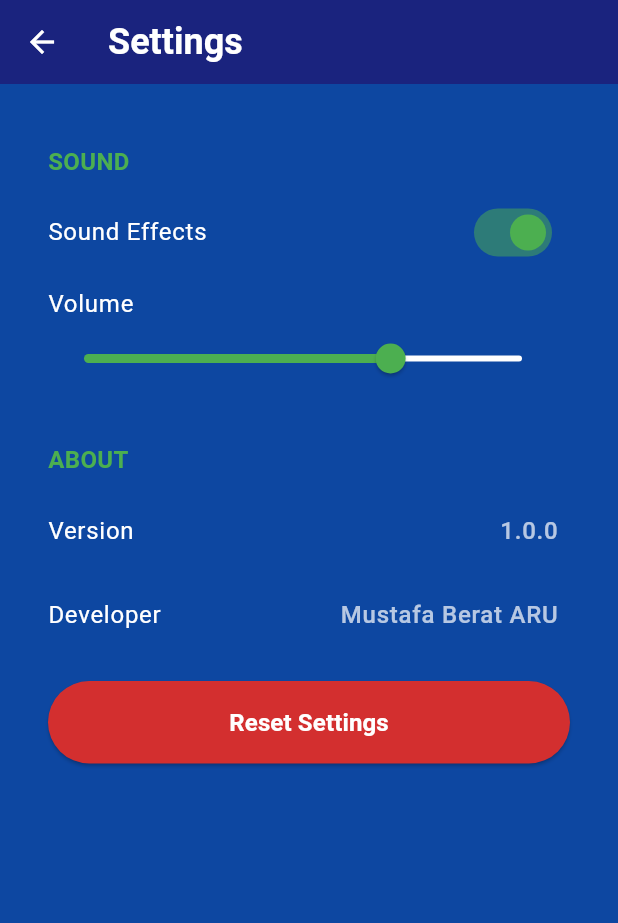
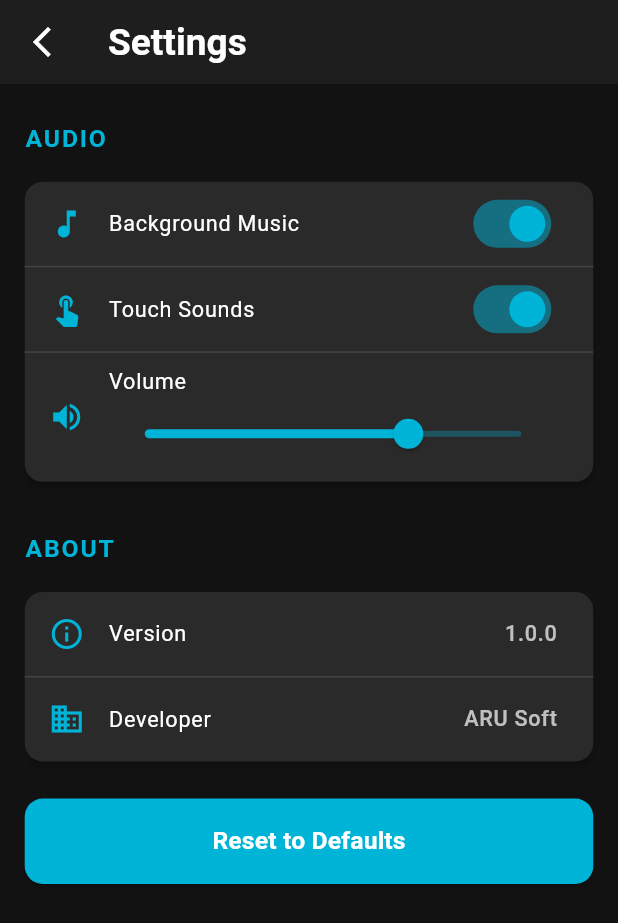
Before and after one commit to mustafaberat/click-battle-game, a Flutter app: the SettingsScreen screen opened by its route, on a phone screen of 412 x 824 dp. Shown: the top 923 px of the screen. Run offline on Flutter 3.47's test engine with Material 3 defaults, Android fonts, the phone set to English and light mode, and no system bars; our stand-ins replace shared_preferences; accounts and stored records are empty.

Commit message:
good design

```diff
--- a/lib/screens/settings/settings_screen.dart
+++ b/lib/screens/settings/settings_screen.dart
@@ -5,6 +5,25 @@ import 'package:clickbattle/services/settings_service.dart';
 
 class SettingsScreen extends StatelessWidget {
   const SettingsScreen({Key? key}) : super(key: key);
+
+  Widget _buildSectionHeader(BuildContext context, String title) {
+    return Padding(
+      padding: EdgeInsets.fromLTRB(
+        AppDimensions.padding(context),
+        AppDimensions.padding(context) * 1.5,
+        AppDimensions.padding(context),
+        AppDimensions.padding(context) * 0.5,
+      ),
+      child: Text(
+        title.toUpperCase(),
+        style: AppTextStyles.subtitle(context).copyWith(
+          color: AppColors.accent,
+          fontWeight: FontWeight.w600,
+          letterSpacing: 1.2,
+        ),
+      ),
+    );
+  }
 
   @override
   Widget build(BuildContext context) {
@@ -14,47 +33,90 @@ class SettingsScreen extends StatelessWidget {
           appBar: AppBar(
             title: Text(
               'Settings',
-              style: AppTextStyles.title(context),
+              style: AppTextStyles.title(context).copyWith(
+                fontWeight: FontWeight.w600,
+              ),
             ),
             backgroundColor: AppColors.primary,
             elevation: 0,
             leading: IconButton(
-              icon: Icon(Icons.arrow_back, color: Colors.white),
+              icon: const Icon(Icons.arrow_back_ios_new, color: Colors.white),
               onPressed: () => Navigator.pop(context),
             ),
           ),
           body: Container(
             color: AppColors.background,
             child: ListView(
-              padding: EdgeInsets.all(AppDimensions.padding(context)),
               children: [
-                // Sound Settings Section
-                _buildSectionHeader(context, 'Sound'),
+                // Audio Settings Section
+                _buildSectionHeader(context, 'Audio'),
+                Card(
+                  margin: EdgeInsets.symmetric(
+                    horizontal: AppDimensions.padding(context),
+                    vertical: AppDimensions.padding(context) * 0.5,
+                  ),
+                  color: AppColors.cardBackground,
+                  elevation: 2,
+                  shape: RoundedRectangleBorder(
+                    borderRadius: BorderRadius.circular(12),
+                  ),
+                  child: Column(
+                    children: [
                       SwitchListTile(
                         title: Text(
-                    'Sound Effects',
+                          'Background Music',
                           style: AppTextStyles.body(context),
                         ),
-                  value: settings.soundEnabled,
-                  onChanged: (value) => settings.setSoundEnabled(value),
+                        secondary: const Icon(Icons.music_note, color: AppColors.accent),
+                        value: settings.backgroundMusicEnabled,
+                        onChanged: (value) => settings.setBackgroundMusicEnabled(value),
                         activeColor: AppColors.accent,
                       ),
-                if (settings.soundEnabled)
+                      const Divider(height: 1, color: Colors.white12),
+                      SwitchListTile(
+                        title: Text(
+                          'Touch Sounds',
+                          style: AppTextStyles.body(context),
+                        ),
+                        secondary: const Icon(Icons.touch_app, color: AppColors.accent),
+                        value: settings.touchSoundEnabled,
+                        onChanged: (value) => settings.setTouchSoundEnabled(value),
+                        activeColor: AppColors.accent,
+                      ),
+                      const Divider(height: 1, color: Colors.white12),
                       ListTile(
                         title: Text(
                           'Volume',
                           style: AppTextStyles.body(context),
                         ),
+                        leading: const Icon(Icons.volume_up, color: AppColors.accent),
                         subtitle: Slider(
-                      value: settings.soundVolume,
-                      onChanged: (value) => settings.setSoundVolume(value),
+                          value: settings.volume,
+                          onChanged: (value) => settings.setVolume(value),
                           activeColor: AppColors.accent,
+                          inactiveColor: AppColors.accent.withOpacity(0.3),
+                        ),
+                      ),
+                    ],
                   ),
                 ),
 
                 // About Section
                 _buildSectionHeader(context, 'About'),
+                Card(
+                  margin: EdgeInsets.symmetric(
+                    horizontal: AppDimensions.padding(context),
+                    vertical: AppDimensions.padding(context) * 0.5,
+                  ),
+                  color: AppColors.cardBackground,
+                  elevation: 2,
+                  shape: RoundedRectangleBorder(
+                    borderRadius: BorderRadius.circular(12),
+                  ),
+                  child: Column(
+                    children: [
                       ListTile(
+                        leading: const Icon(Icons.info_outline, color: AppColors.accent),
                         title: Text(
                           'Version',
                           style: AppTextStyles.body(context),
@@ -66,56 +128,48 @@ class SettingsScreen extends StatelessWidget {
                           ),
                         ),
                       ),
+                      const Divider(height: 1, color: Colors.white12),
                       ListTile(
+                        leading: const Icon(Icons.business, color: AppColors.accent),
                         title: Text(
                           'Developer',
                           style: AppTextStyles.body(context),
                         ),
                         trailing: Text(
-                    'Mustafa Berat ARU',
+                          'ARU Soft',
                           style: AppTextStyles.body(context).copyWith(
                             color: Colors.white70,
                           ),
                         ),
                       ),
+                    ],
+                  ),
+                ),
 
                 // Reset Settings Button
                 Padding(
-                  padding: EdgeInsets.symmetric(
-                    horizontal: AppDimensions.padding(context),
-                    vertical: AppDimensions.padding(context),
+                  padding: EdgeInsets.all(AppDimensions.padding(context)),
+                  child: ElevatedButton(
+                    onPressed: () {
+                      settings.resetToDefaults();
+                      ScaffoldMessenger.of(context).showSnackBar(
+                        const SnackBar(
+                          content: Text('Settings reset to defaults'),
+                          behavior: SnackBarBehavior.floating,
                         ),
-                  child: ElevatedButton(
+                      );
+                    },
                     style: ElevatedButton.styleFrom(
-                      backgroundColor: AppColors.error,
+                      backgroundColor: AppColors.accent,
                       padding: EdgeInsets.symmetric(
                         vertical: AppDimensions.padding(context),
                       ),
+                      shape: RoundedRectangleBorder(
+                        borderRadius: BorderRadius.circular(12),
                       ),
-                    onPressed: () {
-                      showDialog(
-                        context: context,
-                        builder: (context) => AlertDialog(
-                          title: Text('Reset Settings?'),
-                          content: Text('This will restore all settings to their default values.'),
-                          actions: [
-                            TextButton(
-                              onPressed: () => Navigator.pop(context),
-                              child: Text('Cancel'),
                     ),
-                            TextButton(
-                              onPressed: () {
-                                settings.resetToDefaults();
-                                Navigator.pop(context);
-                              },
-                              child: Text('Reset'),
-                            ),
-                          ],
-                        ),
-                      );
-                    },
                     child: Text(
-                      'Reset Settings',
+                      'Reset to Defaults',
                       style: AppTextStyles.button(context),
                     ),
                   ),
@@ -127,22 +181,4 @@ class SettingsScreen extends StatelessWidget {
       },
     );
   }
-
-  Widget _buildSectionHeader(BuildContext context, String title) {
-    return Padding(
-      padding: EdgeInsets.fromLTRB(
-        AppDimensions.padding(context),
-        AppDimensions.padding(context) * 1.5,
-        AppDimensions.padding(context),
-        AppDimensions.padding(context) * 0.5,
-      ),
-      child: Text(
-        title.toUpperCase(),
-        style: AppTextStyles.heading(context).copyWith(
-          color: AppColors.accent,
-          fontSize: AppDimensions.bodyFontSize(context),
-        ),
-      ),
-    );
 }
-}
--- a/lib/services/settings_service.dart
+++ b/lib/services/settings_service.dart
@@ -2,34 +2,46 @@ import 'package:flutter/material.dart';
 import 'package:shared_preferences/shared_preferences.dart';
 
 class SettingsService extends ChangeNotifier {
-  static const String _soundKey = 'sound_enabled';
+  static const String _backgroundMusicKey = 'background_music_enabled';
+  static const String _touchSoundKey = 'touch_sound_enabled';
   static const String _volumeKey = 'sound_volume';
 
   final SharedPreferences _prefs;
 
-  bool _soundEnabled;
-  double _soundVolume;
+  bool _backgroundMusicEnabled;
+  bool _touchSoundEnabled;
+  double _volume;
 
   SettingsService(this._prefs)
-      : _soundEnabled = _prefs.getBool(_soundKey) ?? true,
-        _soundVolume = _prefs.getDouble(_volumeKey) ?? 0.7;
+      : _backgroundMusicEnabled = _prefs.getBool(_backgroundMusicKey) ?? true,
+        _touchSoundEnabled = _prefs.getBool(_touchSoundKey) ?? true,
+        _volume = _prefs.getDouble(_volumeKey) ?? 0.7;
 
   // Getters
-  bool get soundEnabled => _soundEnabled;
-  double get soundVolume => _soundVolume;
+  bool get backgroundMusicEnabled => _backgroundMusicEnabled;
+  bool get touchSoundEnabled => _touchSoundEnabled;
+  double get volume => _volume;
 
   // Setters
-  Future<void> setSoundEnabled(bool value) async {
-    if (_soundEnabled != value) {
-      _soundEnabled = value;
-      await _prefs.setBool(_soundKey, value);
+  Future<void> setBackgroundMusicEnabled(bool value) async {
+    if (_backgroundMusicEnabled != value) {
+      _backgroundMusicEnabled = value;
+      await _prefs.setBool(_backgroundMusicKey, value);
       notifyListeners();
     }
   }
 
-  Future<void> setSoundVolume(double value) async {
-    if (_soundVolume != value) {
-      _soundVolume = value;
+  Future<void> setTouchSoundEnabled(bool value) async {
+    if (_touchSoundEnabled != value) {
+      _touchSoundEnabled = value;
+      await _prefs.setBool(_touchSoundKey, value);
+      notifyListeners();
+    }
+  }
+
+  Future<void> setVolume(double value) async {
+    if (_volume != value) {
+      _volume = value;
       await _prefs.setDouble(_volumeKey, value);
       notifyListeners();
     }
@@ -38,8 +50,9 @@ class SettingsService extends ChangeNotifier {
   // Reset settings to defaults
   Future<void> resetToDefaults() async {
     await Future.wait([
-      setSoundEnabled(true),
-      setSoundVolume(0.7),
+      setBackgroundMusicEnabled(true),
+      setTouchSoundEnabled(true),
+      setVolume(0.7),
     ]);
   }
 }
--- a/lib/styles/app_styles.dart
+++ b/lib/styles/app_styles.dart
@@ -1,46 +1,89 @@
 import 'package:flutter/material.dart';
 
 class AppColors {
-  static const primary = Color(0xFF1A237E);  // Deep blue
-  static const accent = Color(0xFF4CAF50);   // Green
-  static const background = Color(0xFF0D47A1); // Darker blue
-  static const surface = Color(0xFF1565C0);   // Medium blue
-  static const error = Color(0xFFD32F2F);     // Red
+  static const Color primary = Color(0xFF1E1E1E);
+  static const Color accent = Color(0xFF00B4D8);
+  static const Color background = Color(0xFF121212);
+  static const Color cardBackground = Color(0xFF2A2A2A);
+  static const Color surface = Color(0xFF2A2A2A);
+  static const Color error = Color(0xFFCF6679);
 }
 
 class AppDimensions {
-  static double padding(BuildContext context) => 16.0;
-  static double spacing(BuildContext context) => 8.0;
-  static double borderRadius(BuildContext context) => 12.0;
-  static double buttonHeight(BuildContext context) => 56.0;
+  static double padding(BuildContext context) {
+    return MediaQuery.of(context).size.width * 0.04;
+  }
 
-  static double titleFontSize(BuildContext context) => 24.0;
-  static double headingFontSize(BuildContext context) => 20.0;
-  static double bodyFontSize(BuildContext context) => 16.0;
-  static double smallFontSize(BuildContext context) => 14.0;
+  static double spacing(BuildContext context) {
+    return MediaQuery.of(context).size.width * 0.02;
+  }
+
+  static double borderRadius(BuildContext context) {
+    return 12.0;
+  }
+
+  static double buttonHeight(BuildContext context) {
+    return 56.0;
+  }
+
+  static double titleFontSize(BuildContext context) {
+    return MediaQuery.of(context).size.width * 0.06;
+  }
+
+  static double headingFontSize(BuildContext context) {
+    return MediaQuery.of(context).size.width * 0.05;
+  }
+
+  static double subtitleFontSize(BuildContext context) {
+    return MediaQuery.of(context).size.width * 0.04;
+  }
+
+  static double bodyFontSize(BuildContext context) {
+    return MediaQuery.of(context).size.width * 0.035;
+  }
+
+  static double buttonFontSize(BuildContext context) {
+    return MediaQuery.of(context).size.width * 0.04;
+  }
 }
 
 class AppTextStyles {
-  static TextStyle title(BuildContext context) => TextStyle(
+  static TextStyle title(BuildContext context) {
+    return TextStyle(
       fontSize: AppDimensions.titleFontSize(context),
       fontWeight: FontWeight.bold,
       color: Colors.white,
     );
+  }
 
-  static TextStyle heading(BuildContext context) => TextStyle(
+  static TextStyle heading(BuildContext context) {
+    return TextStyle(
       fontSize: AppDimensions.headingFontSize(context),
       fontWeight: FontWeight.bold,
       color: Colors.white,
     );
+  }
 
-  static TextStyle body(BuildContext context) => TextStyle(
+  static TextStyle subtitle(BuildContext context) {
+    return TextStyle(
+      fontSize: AppDimensions.subtitleFontSize(context),
+      fontWeight: FontWeight.w500,
+      color: Colors.white,
+    );
+  }
+
+  static TextStyle body(BuildContext context) {
+    return TextStyle(
       fontSize: AppDimensions.bodyFontSize(context),
       color: Colors.white,
     );
+  }
 
-  static TextStyle button(BuildContext context) => TextStyle(
-    fontSize: AppDimensions.bodyFontSize(context),
-    fontWeight: FontWeight.bold,
+  static TextStyle button(BuildContext context) {
+    return TextStyle(
+      fontSize: AppDimensions.buttonFontSize(context),
+      fontWeight: FontWeight.w600,
       color: Colors.white,
     );
   }
+}
```
Lines whose indentation alone changed are shown as unchanged.
